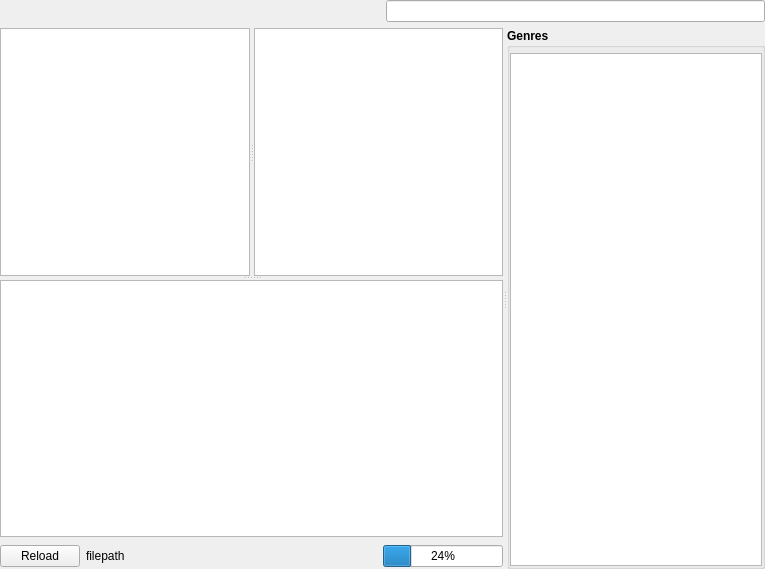
Old version of the form src/Gui/Library/GUI_LocalLibrary.ui in the repository Inferno214221/sayonara-player.
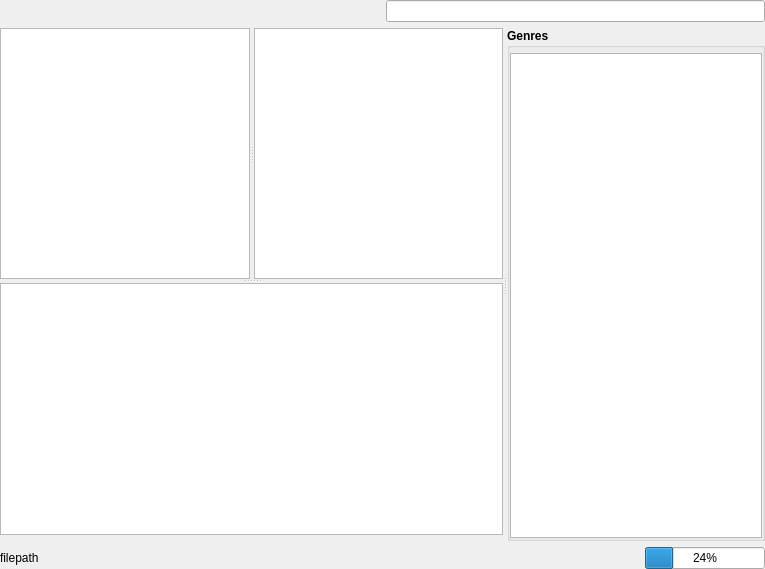
New version of the form. The open tabs and pages were chosen to show the change. Custom widgets are drawn as their Qt base class.

Commit message: #38: When library is empty only that page with the fat reload button is shown

Diff of the .ui file:
```diff
--- a/src/Gui/Library/GUI_LocalLibrary.ui
+++ b/src/Gui/Library/GUI_LocalLibrary.ui
@@ -304,76 +304,7 @@
              </widget>
             </item>
             <item>
-             <widget class="QStackedWidget" name="sw_bottom_bar">
-              <property name="sizePolicy">
-               <sizepolicy hsizetype="Preferred" vsizetype="Maximum">
-                <horstretch>0</horstretch>
-                <verstretch>0</verstretch>
-               </sizepolicy>
-              </property>
-              <property name="currentIndex">
-               <number>0</number>
-              </property>
-              <widget class="QWidget" name="page_8">
-               <layout class="QHBoxLayout" name="horizontalLayout_4">
-                <property name="leftMargin">
-                 <number>0</number>
-                </property>
-                <property name="topMargin">
-                 <number>2</number>
-                </property>
-                <property name="rightMargin">
-                 <number>0</number>
-                </property>
-                <property name="bottomMargin">
-                 <number>2</number>
-                </property>
-                <item>
-                 <widget class="QPushButton" name="btn_reload_library_small">
-                  <property name="text">
-                   <string notr="true">Reload</string>
-                  </property>
-                 </widget>
-                </item>
-                <item>
-                 <widget class="QLabel" name="lab_progress">
-                  <property name="sizePolicy">
-                   <sizepolicy hsizetype="MinimumExpanding" vsizetype="Preferred">
-                    <horstretch>0</horstretch>
-                    <verstretch>0</verstretch>
-                   </sizepolicy>
-                  </property>
-                  <property name="text">
-                   <string notr="true">filepath</string>
-                  </property>
-                  <property name="textInteractionFlags">
-                   <set>Qt::NoTextInteraction</set>
-                  </property>
-                 </widget>
-                </item>
-                <item>
-                 <widget class="QProgressBar" name="pb_progress">
-                  <property name="sizePolicy">
-                   <sizepolicy hsizetype="Preferred" vsizetype="Fixed">
-                    <horstretch>0</horstretch>
-                    <verstretch>0</verstretch>
-                   </sizepolicy>
-                  </property>
-                  <property name="minimumSize">
-                   <size>
-                    <width>120</width>
-                    <height>0</height>
-                   </size>
-                  </property>
-                  <property name="value">
-                   <number>24</number>
-                  </property>
-                 </widget>
-                </item>
-               </layout>
-              </widget>
-              <widget class="Library::FileExtensionBar" name="extension_bar"/>
-             </widget>
+             <widget class="Library::FileExtensionBar" name="extension_bar" native="true"/>
             </item>
            </layout>
           </widget>
@@ -580,6 +511,62 @@
      </item>
     </layout>
    </item>
+   <item row="2" column="0">
+    <widget class="QWidget" name="widget_reload" native="true">
+     <layout class="QHBoxLayout" name="horizontalLayout_5">
+      <property name="spacing">
+       <number>10</number>
+      </property>
+      <property name="leftMargin">
+       <number>0</number>
+      </property>
+      <property name="topMargin">
+       <number>0</number>
+      </property>
+      <property name="rightMargin">
+       <number>0</number>
+      </property>
+      <property name="bottomMargin">
+       <number>0</number>
+      </property>
+      <item>
+       <widget class="QLabel" name="lab_progress">
+        <property name="sizePolicy">
+         <sizepolicy hsizetype="MinimumExpanding" vsizetype="Preferred">
+          <horstretch>0</horstretch>
+          <verstretch>0</verstretch>
+         </sizepolicy>
+        </property>
+        <property name="text">
+         <string notr="true">filepath</string>
+        </property>
+        <property name="textInteractionFlags">
+         <set>Qt::NoTextInteraction</set>
+        </property>
+       </widget>
+      </item>
+      <item>
+       <widget class="QProgressBar" name="pb_progress">
+        <property name="sizePolicy">
+         <sizepolicy hsizetype="Preferred" vsizetype="Fixed">
+          <horstretch>0</horstretch>
+          <verstretch>0</verstretch>
+         </sizepolicy>
+        </property>
+        <property name="minimumSize">
+         <size>
+          <width>120</width>
+          <height>0</height>
+         </size>
+        </property>
+        <property name="value">
+         <number>24</number>
+        </property>
+       </widget>
+      </item>
+     </layout>
+    </widget>
+   </item>
   </layout>
  </widget>
  <customwidgets>
```
Left out of the diff: 137 changed lines with no effect on the pictures. The commit also changes 5 other files.
